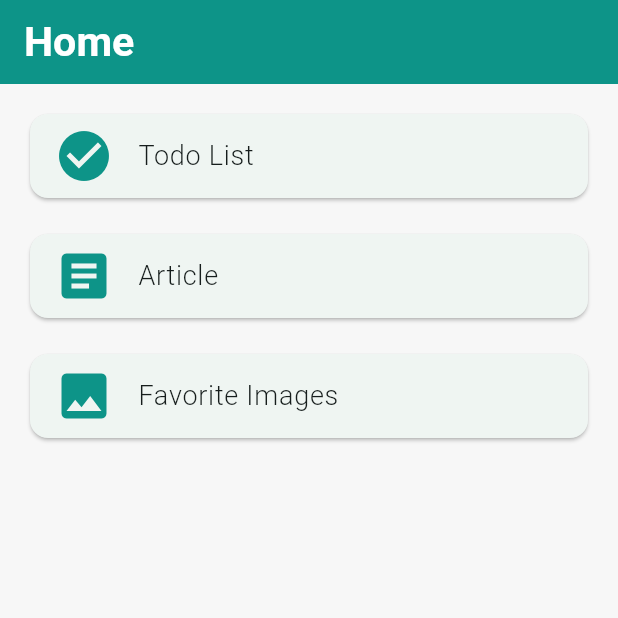
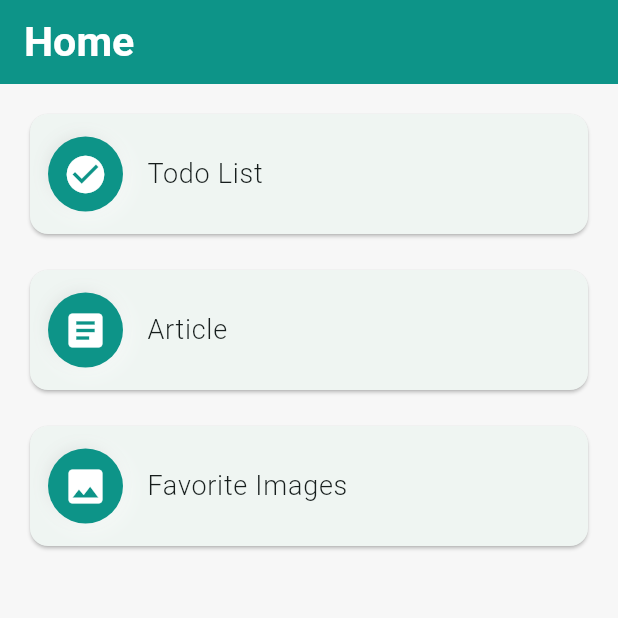
Before and after one commit to vietanhyoyo/clean_architecture_flutter_base, a Flutter app: the screen it shows after launch, on a phone screen of 412 x 824 dp, the top half of it. Run offline on Flutter 3.47's test engine with Material 3 defaults, Android fonts, the phone set to English and light mode, and no system bars; our stand-ins replace bloc, cached_network_image, dio, equatable, fluro, flutter_bloc and 3 more; missing offline and left inert: flutter_swipe; generated files the repository leaves out were written again.

```diff
--- a/lib/core/constants/app_colors.dart
+++ b/lib/core/constants/app_colors.dart
@@ -2,6 +2,7 @@ import 'dart:ui';
 
 class AppColors {
   static const Color primary = Color(0xFF0d9488);
+  static const Color secondary = Color(0xFF0369a1);
   static const Color black = Color(0xFF0F0F0F);
   static const Color black1 = Color(0xFF121212);
   static const Color black2 = Color(0xFF212121);
--- a/lib/features/favorite_images/presentation/widgets/swipe_body.dart
+++ b/lib/features/favorite_images/presentation/widgets/swipe_body.dart
@@ -23,6 +23,7 @@ class SwipeBody extends StatelessWidget {
         final image = imageList[index];
         return ImageCard(
           imageSrc: image.image ?? "",
+          name: image.name ?? "",
           isLike: image.like ?? false,
           onLike: () {
             context.read<FavoriteImageCubit>().changeLike(index);
--- a/lib/features/home/presentation/pages/home_page.dart
+++ b/lib/features/home/presentation/pages/home_page.dart
@@ -50,10 +50,33 @@ class HomePage extends StatelessWidget {
       {required String title, required String route, required IconData icon}) {
     return Card(
       child: ListTile(
-        leading: Icon(
-          icon,
-          size: 40.0,
-          color: AppColors.primary,
+        contentPadding: const EdgeInsets.all(12.0),
+        leading: Container(
+          width: 50.0,
+          height: 50.0,
+          decoration: BoxDecoration(
+            shape: BoxShape.circle,
+            color: AppColors.primary,
+            boxShadow: [
+              BoxShadow(
+                color: Colors.black.withOpacity(0.2),
+                spreadRadius: -5,
+                blurRadius: 10,
+                offset: const Offset(-2, -2),
+              ),
+              BoxShadow(
+                color: Colors.white.withOpacity(0.5),
+                spreadRadius: 2,
+                blurRadius: 10,
+                offset: const Offset(2, 2),
+              ),
+            ],
+          ),
+          child: Icon(
+            icon,
+            size: 30.0,
+            color: AppColors.white,
+          ),
         ),
         title: Text(title, style: const TextStyle(fontSize: 18.0)),
         onTap: () {
--- a/lib/features/todo_list/presentation/cubit/todo_list/todo_list_cubit.dart
+++ b/lib/features/todo_list/presentation/cubit/todo_list/todo_list_cubit.dart
@@ -1,5 +1,6 @@
 import 'package:bloc/bloc.dart';
 import 'package:equatable/equatable.dart';
+import 'package:flutter/material.dart';
 
 part 'todo_list_state.dart';
 
--- a/lib/features/todo_list/presentation/pages/todo_list/todo_list_page.dart
+++ b/lib/features/todo_list/presentation/pages/todo_list/todo_list_page.dart
@@ -58,6 +58,8 @@ class TodoListPage extends StatelessWidget {
                               child: Card(
                                   child: ListTile(
                                 title: Text(todo),
+                                contentPadding: const EdgeInsets.symmetric(
+                                    horizontal: 12.0, vertical: 8.0),
                                 trailing: IconButton(
                                   icon: const Icon(Icons.delete),
                                   onPressed: () {
```
Also changed, not shown: assets/jsons/images.json (+16 -4 lines), lib/features/favorite_images/presentation/cubit/favorite_image/favorite_image_cubit.dart (+26 -4 lines), lib/features/favorite_images/presentation/cubit/favorite_image/favorite_image_state.dart (+8 -3 lines), lib/features/favorite_images/presentation/pages/favorite_images_page.dart (+32 -11 lines), lib/features/favorite_images/presentation/widgets/image_card.dart (+38 -9 lines).
